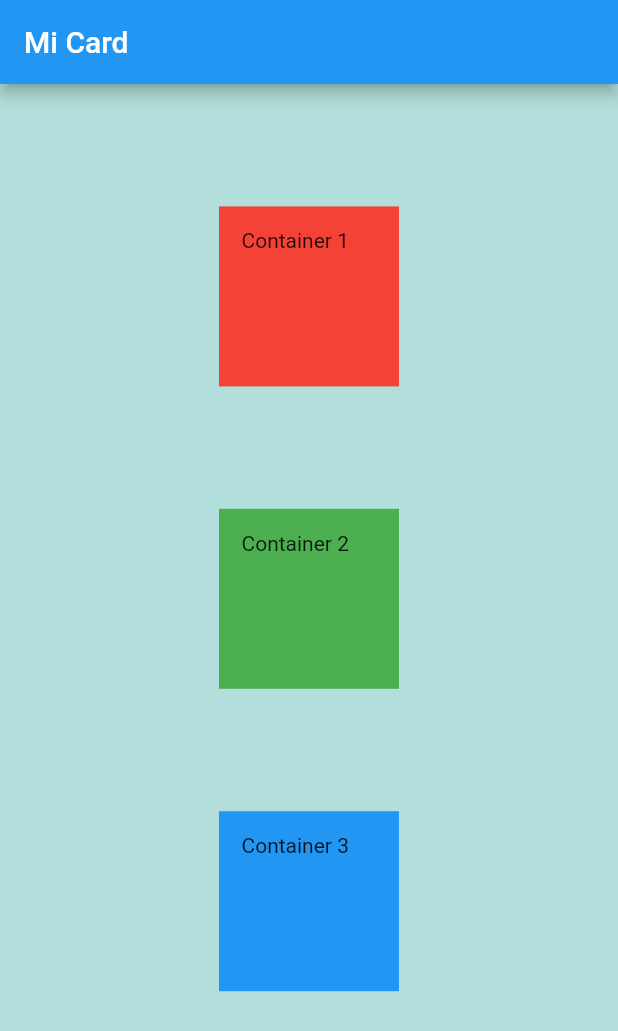
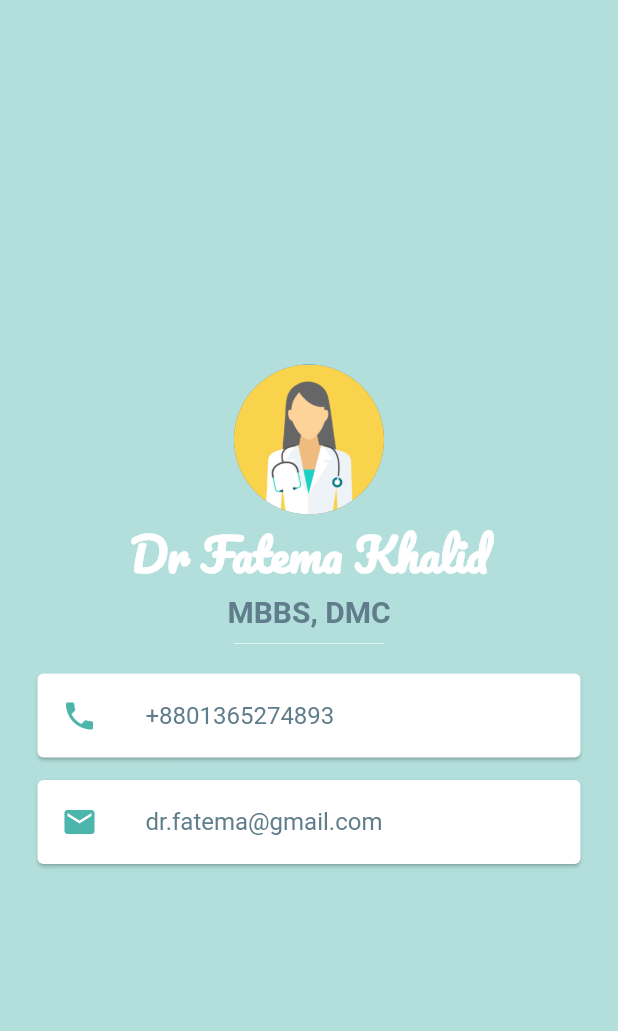
Before and after one commit to ihsonnet/learning-flutter, a Flutter app: the screen it shows after launch, on a phone screen of 412 x 824 dp. Shown: the top 1031 px of the screen. Run offline on Flutter 3.47's test engine with Material 2 defaults, Android fonts, the light colour scheme and no system bars.

Commit message:
learned custom icon + fonts + card-listTile

```diff
--- a/mi_card_app/lib/main.dart
+++ b/mi_card_app/lib/main.dart
@@ -9,38 +9,73 @@ class MyApp extends StatelessWidget {
   Widget build(BuildContext context) {
     return MaterialApp(
       home: Scaffold(
-        appBar: AppBar(
-          title: Text('Mi Card'),
-        ),
+        // appBar: AppBar(
+        //   title: Text('Mi Card'),
+        // ),
         body: SafeArea(
           child: Column(
-            mainAxisAlignment: MainAxisAlignment.spaceEvenly,
+            mainAxisAlignment: MainAxisAlignment.center,
             crossAxisAlignment: CrossAxisAlignment.center,
             mainAxisSize: MainAxisSize.max,
             children: [
-              Container(
-                  height: 120.0,
-                  width: 120.0,
-                  color: Colors.red,
-                  child: Text('Container 1'),
-                  padding: EdgeInsets.all(15.0)
+              CircleAvatar(
+                backgroundColor: Colors.blueGrey,
+                radius: 50.0,
+                backgroundImage: AssetImage('images/doctor.png'),
               ),
-              Container(
-                  height: 120.0,
-                  width: 120.0,
-                  color: Colors.green,
-                  child: Text('Container 2'),
-                  padding: EdgeInsets.all(15.0)
+              Text(
+                'Dr Fatema Khalid',
+                style: TextStyle(
+                  color: Colors.white,
+                  fontSize: 30.0,
+                  fontFamily: 'Pacifico',
+                  fontWeight: FontWeight.bold,
+                ),
               ),
-              Container(
-                  height: 120.0,
-                  width: 120.0,
-                  color: Colors.blue,
-                  child: Text('Container 3'),
-                  padding: EdgeInsets.all(15.0)
+              Text(
+                'MBBS, DMC',
+                style: TextStyle(
+                  fontSize: 20.0,
+                  color: Colors.blueGrey,
+                  fontWeight: FontWeight.bold,
+                ),
               ),
-              Container(
-                width: double.infinity,
+              SizedBox(
+                height: 20.0,
+                width: 100.0,
+                child: Divider(
+                  color: Colors.white60,
+                ),
+              ),
+              Card(
+                margin: EdgeInsets.symmetric(vertical: 10.0,horizontal: 25.0),
+                child: ListTile(
+                  leading: Icon(
+                    Icons.phone,
+                    color: Colors.teal[300],
+                    ),
+                  title: Text(
+                    '+8801365274893',
+                    style: TextStyle(
+                      color: Colors.blueGrey,
+                    ),
+                    )
+                ),
+              ),
+                 Card(
+                margin: EdgeInsets.symmetric(vertical: 5.0,horizontal: 25.0),
+                child: ListTile(
+                  leading: Icon(
+                    Icons.email,
+                    color: Colors.teal[300],
+                    ),
+                  title: Text(
+                    'dr.fatema@gmail.com',
+                    style: TextStyle(
+                      color: Colors.blueGrey,
+                    ),
+                    )
+                ),
               ),
             ],
           ),
```
Also changed, not shown: mi_card_app/pubspec.yaml (+6 -21 lines), mi_card_app/fonts/Pacifico-Regular.ttf (added), mi_card_app/images/doctor.png (added).
